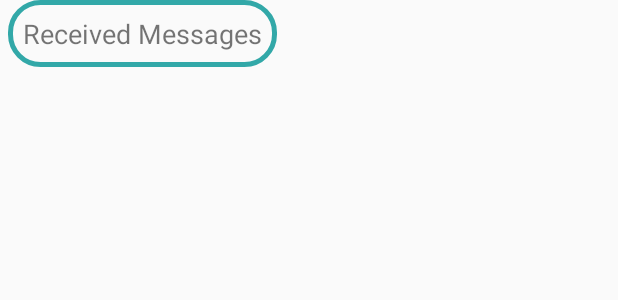
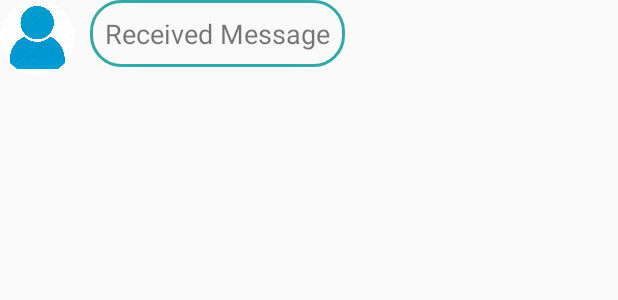
Before and after one commit to Tandon245/Chat_Buddy, an Android app built with Jetpack Compose: the layout received.xml on its own in the app's theme, with its tools: preview values and no code run, on a phone screen of 412 x 824 dp. Shown: the top 300 px of the screen. Run offline under Robolectric (Android 15) with nearby library versions, the light colour scheme and no system bars.

Commit message:
updated new feature 1

```diff
--- /dev/null
+++ b/app/src/main/res/drawable/circle_profile_image.xml
@@ -0,0 +1,5 @@
+<?xml version="1.0" encoding="utf-8"?>
+<shape xmlns:android="http://schemas.android.com/apk/res/android">
+    <solid android:color="@android:color/white" />
+    <corners android:radius="25dp" /> <!-- Adjust the radius as per your image size -->
+</shape>
--- a/app/src/main/res/drawable/edt_background.xml
+++ b/app/src/main/res/drawable/edt_background.xml
@@ -1,9 +1,10 @@
 <?xml version="1.0" encoding="utf-8"?>
 <shape xmlns:android="http://schemas.android.com/apk/res/android">
 
-    <corners android:radius="20dp"
-        />
+    <corners android:radius="20dp" />
 
-    <stroke android:color="@color/button_background_color" android:width="3dp"/>
+    <stroke
+        android:width="2dp"
+        android:color="@color/button_background_color" />
 
 </shape>
--- a/app/src/main/res/layout/received.xml
+++ b/app/src/main/res/layout/received.xml
@@ -3,26 +3,32 @@
     android:layout_width="match_parent"
     android:layout_height="wrap_content">
 
+    <!-- Receiver's Profile Image (Circular) -->
+    <ImageView
+        android:id="@+id/profileImageViewReceiver"
+        android:layout_width="50dp"
+        android:layout_height="50dp"
+        android:layout_alignParentStart="true"
+        android:background="@drawable/circle_profile_image"
+        android:clipToOutline="true"
+        android:contentDescription="Receiver Profile"
+        android:src="@drawable/profilechatbuddy" />
 
+    <!-- Receiver's Message Bubble -->
     <RelativeLayout
         android:layout_width="wrap_content"
         android:layout_height="wrap_content"
-
-        android:layout_marginLeft="5dp"
-        android:layout_marginRight="5dp"
+        android:layout_marginStart="10dp"
+        android:layout_toEndOf="@id/profileImageViewReceiver"
         android:background="@drawable/edt_background">
-
 
         <TextView
             android:id="@+id/txt_received_message"
             android:layout_width="wrap_content"
             android:layout_height="wrap_content"
             android:padding="10dp"
-            android:text="Received Messages"
-
+            android:text="Received Message"
             android:textSize="18sp" />
-
-
     </RelativeLayout>
 
 </RelativeLayout>
```
Also changed, not shown: app/src/main/java/com/example/chatbuddy/LogIn.kt (+26 -5 lines), app/src/main/java/com/example/chatbuddy/SignUp.kt (+15 -0 lines), app/src/main/res/layout/activity_chat.xml (+12 -11 lines), app/src/main/res/layout/activity_log_in.xml (+7 -0 lines), app/src/main/res/layout/sent.xml (+9 -10 lines), app/src/main/java/com/example/chatbuddy/ChatActivity.kt (line endings or trailing spaces), app/src/main/res/drawable-v24/profilechatbuddy.png (added), gradle/wrapper/gradle-wrapper.properties, 2 other files.
